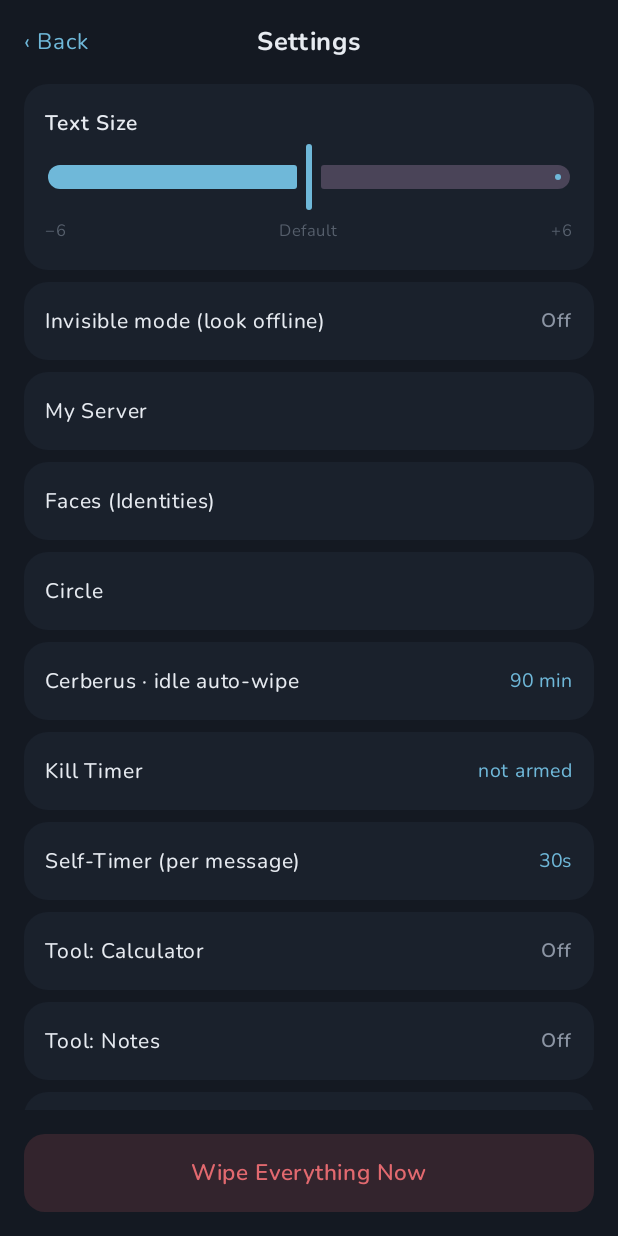
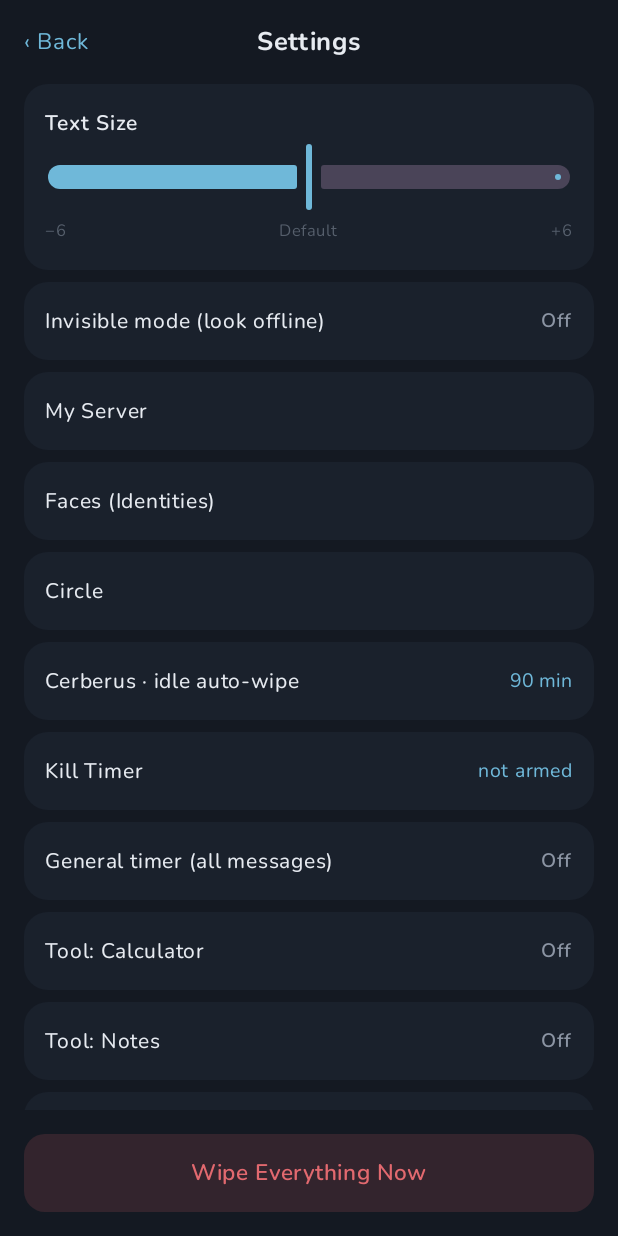
Before and after one commit to heyayus449-hash/cm-chatapk, an Android app built with Jetpack Compose: the composable SettingsScreen shown on its own in the app's theme, on a phone screen of 412 x 824 dp. Run offline under Robolectric (Android 15) with nearby library versions, the phone set to English and light mode, and no system bars.

Commit message:
Messaging: drop receipts, newline-enter, 100k cap, per-msg + general timers
- Remove delivery/read receipts entirely (ACK frame + MsgState.DELIVERED
  gone; no sent/delivered/read labels). SENDING/SENT/OFFLINE stay local-only
  for the offline/retry affordance.
- Input multiline: Enter = newline, send only via button; max 100,000 chars
- Per-message self-timer: cycling chip, defaults OFF, resets after send; small
  red duration under the message (no countdown)
- General timer (Settings-only, default OFF): SelfTimer expanded to
  30s/5m/10m/30m/60m/120m/6h/12h/24h; applies to all messages unless a
  per-message timer overrides; small red line under the contact name
- Network hardening: onion-only guard done in urgent fixes; bridges deferred
  (owner decision, no mock)

Co-Authored-By: Claude Opus 4.8 <noreply@anthropic.com>
Claude-Session: https://claude.ai/code/session_016moR4EKHypB68DbnU8XKqr

```diff
--- a/app/src/main/java/org/cmchat/app/chat/ChatStore.kt
+++ b/app/src/main/java/org/cmchat/app/chat/ChatStore.kt
@@ -39,7 +39,7 @@ object ChatStore {
     }
 
     fun addTheirs(chatId: String, id: String, text: String, timer: SelfTimer) {
-        val m = ChatMessage(id, mine = false, text = text, state = MsgState.DELIVERED,
+        val m = ChatMessage(id, mine = false, text = text, state = MsgState.SENT,
             selfTimer = timer, seenAt = System.currentTimeMillis())
         update(chatId) { it.copy(messages = it.messages + m) }
         touchPeer(chatId)
@@ -63,7 +63,7 @@ object ChatStore {
             teamHour = value,
             messages = it.messages + ChatMessage(
                 newId(), mine = false, text = "$byName modified Team Hour",
-                state = MsgState.DELIVERED, system = true,
+                state = MsgState.SENT, system = true,
             ),
         )
     }
--- a/app/src/main/java/org/cmchat/app/settings/AppSettings.kt
+++ b/app/src/main/java/org/cmchat/app/settings/AppSettings.kt
@@ -10,6 +10,12 @@ object AppSettings {
 
     /** Share my per-chat last-seen with contacts. Default ON. */
     val shareLastSeen = MutableStateFlow(true)
+
+    /**
+     * General self-timer applied to ALL messages (Settings-only). Default OFF.
+     * A per-message timer, when set, overrides this for that one message.
+     */
+    val generalTimer = MutableStateFlow(org.cmchat.app.chat.SelfTimer.OFF)
 
     /**
      * Invisible mode: refuse all incoming connections so any probe (message,
--- a/app/src/main/java/org/cmchat/app/ui/screens/SettingsScreen.kt
+++ b/app/src/main/java/org/cmchat/app/ui/screens/SettingsScreen.kt
@@ -57,7 +57,7 @@ fun SettingsScreen(
             Setting("Circle")
             Setting("Cerberus · idle auto-wipe", "90 min")
             Setting("Kill Timer", "not armed")
-            Setting("Self-Timer (per message)", "30s")
+            GeneralTimerRow()
             ToolToggle("Tool: Calculator", org.cmchat.app.tools.ToolsState.calcEnabled)
             ToolToggle("Tool: Notes", org.cmchat.app.tools.ToolsState.notesEnabled)
             Setting("My CMC-ID / QR", onClick = onOpenMyId)
@@ -81,6 +81,23 @@ fun SettingsScreen(
             Text("Wipe Everything Now", color = CmRed, fontFamily = Nunito,
                 fontSize = 15.sp, fontWeight = FontWeight.SemiBold)
         }
+    }
+}
+
+@Composable
+private fun GeneralTimerRow() {
+    val t by org.cmchat.app.settings.AppSettings.generalTimer.collectAsState()
+    Row(Modifier.fillMaxWidth().clip(RoundedCornerShape(16.dp)).background(CmCard)
+        .clickable {
+            val all = org.cmchat.app.chat.SelfTimer.entries
+            org.cmchat.app.settings.AppSettings.generalTimer.value = all[(t.ordinal + 1) % all.size]
+        }
+        .padding(14.dp), verticalAlignment = Alignment.CenterVertically) {
+        Text("General timer (all messages)", color = CmText, fontFamily = Nunito, fontSize = 14.sp,
+            modifier = Modifier.weight(1f))
+        Text(if (t == org.cmchat.app.chat.SelfTimer.OFF) "Off" else t.label,
+            color = if (t == org.cmchat.app.chat.SelfTimer.OFF) CmTextDim else CmRed,
+            fontFamily = Nunito, fontSize = 13.sp, fontWeight = FontWeight.SemiBold)
     }
 }
 
```
Also changed, not shown: app/src/main/java/org/cmchat/app/chat/ChatModels.kt (+18 -4 lines), app/src/main/java/org/cmchat/app/transport/MessageService.kt (+8 -7 lines), app/src/main/java/org/cmchat/app/ui/screens/ChatScreen.kt (+29 -19 lines), 1 other file.
